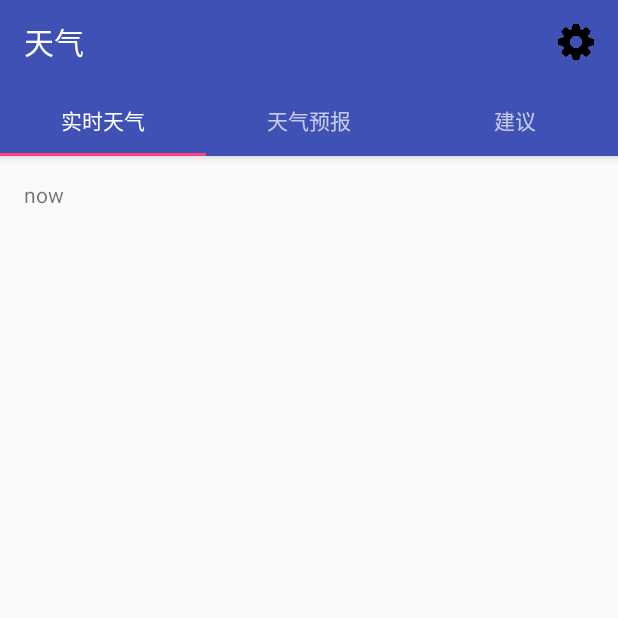
After one commit to fawner/Weather, an Android app: the FragmentWeatherNow screen opened directly, with no data from a screen before it, on a phone screen of 412 x 824 dp, the top half of it. The commit adds this screen. Run offline under Robolectric (Android 15) with nearby library versions, the phone set to English and light mode, and no system bars.

Commit message:
实现主界面actionbar tab+fragment+viewpager与设置界面menu逻辑跳转

```diff
--- a/app/build.gradle
+++ b/app/build.gradle
@@ -22,6 +22,7 @@ android {
 dependencies {
     compile fileTree(include: ['*.jar'], dir: 'libs')
     testCompile 'junit:junit:4.12'
+    compile files('libs/pinyin4j-2.5.0.jar')
     compile 'com.android.support:appcompat-v7:24.1.1'
-    compile files('libs/pinyin4j-2.5.0.jar')
+    compile 'com.android.support:design:24.1.1'
 }
--- /dev/null
+++ b/app/src/main/java/com/fast/weather/FragmentWeatherDaily.java
@@ -0,0 +1,33 @@
+package com.fast.weather;
+
+import android.os.Bundle;
+import android.support.v4.app.Fragment;
+import android.view.LayoutInflater;
+import android.view.View;
+import android.view.ViewGroup;
+
+public class FragmentWeatherDaily extends Fragment {
+
+    private static final String ARG_SECTION_NUMBER = "section_number";
+
+    public FragmentWeatherDaily() {
+    }
+
+    public static FragmentWeatherDaily newInstance(int sectionNumber) {
+        FragmentWeatherDaily fragment = new FragmentWeatherDaily();
+        Bundle args = new Bundle();
+        args.putInt(ARG_SECTION_NUMBER, sectionNumber);
+        fragment.setArguments(args);
+        return fragment;
+    }
+
+    @Override
+    public View onCreateView(LayoutInflater inflater, ViewGroup container,
+                             Bundle savedInstanceState) {
+        View rootView = inflater.inflate(R.layout.fragment_weather_daily, container, false);
+        /*TextView textView = (TextView) rootView.findViewById(R.id.section_label);
+        textView.setText(getString(R.string.section_format, getArguments().getInt(ARG_SECTION_NUMBER)));*/
+
+        return rootView;
+    }
+}
--- /dev/null
+++ b/app/src/main/java/com/fast/weather/FragmentWeatherNow.java
@@ -0,0 +1,33 @@
+package com.fast.weather;
+
+import android.os.Bundle;
+import android.support.v4.app.Fragment;
+import android.view.LayoutInflater;
+import android.view.View;
+import android.view.ViewGroup;
+
+public class FragmentWeatherNow extends Fragment {
+
+    private static final String ARG_SECTION_NUMBER = "section_number";
+
+    public FragmentWeatherNow() {
+    }
+
+    public static FragmentWeatherNow newInstance(int sectionNumber) {
+        FragmentWeatherNow fragment = new FragmentWeatherNow();
+        Bundle args = new Bundle();
+        args.putInt(ARG_SECTION_NUMBER, sectionNumber);
+        fragment.setArguments(args);
+        return fragment;
+    }
+
+    @Override
+    public View onCreateView(LayoutInflater inflater, ViewGroup container,
+                             Bundle savedInstanceState) {
+        View rootView = inflater.inflate(R.layout.fragment_weather_now, container, false);
+        /*TextView textView = (TextView) rootView.findViewById(R.id.section_label);
+        textView.setText(getString(R.string.section_format, getArguments().getInt(ARG_SECTION_NUMBER)));*/
+
+        return rootView;
+    }
+}
--- a/app/src/main/java/com/fast/weather/MainActivity.java
+++ b/app/src/main/java/com/fast/weather/MainActivity.java
@@ -1,14 +1,121 @@
 package com.fast.weather;
 
 import android.content.Intent;
+import android.support.design.widget.TabLayout;
 import android.support.v7.app.AppCompatActivity;
+import android.support.v7.widget.Toolbar;
+
+import android.support.v4.app.Fragment;
+import android.support.v4.app.FragmentManager;
+import android.support.v4.app.FragmentPagerAdapter;
+import android.support.v4.view.ViewPager;
 import android.os.Bundle;
-import android.widget.TextView;
+import android.view.LayoutInflater;
+import android.view.Menu;
+import android.view.MenuItem;
+import android.view.View;
+import android.view.ViewGroup;
 
 public class MainActivity extends AppCompatActivity {
+
+    /**
+     * The {@link android.support.v4.view.PagerAdapter} that will provide
+     * fragments for each of the sections. We use a
+     * {@link FragmentPagerAdapter} derivative, which will keep every
+     * loaded fragment in memory. If this becomes too memory intensive, it
+     * may be best to switch to a
+     * {@link android.support.v4.app.FragmentStatePagerAdapter}.
+     */
+    private SectionsPagerAdapter mSectionsPagerAdapter;
+
+    /**
+     * The {@link ViewPager} that will host the section contents.
+     */
+    private ViewPager mViewPager;
+
     @Override
     protected void onCreate(Bundle savedInstanceState) {
         super.onCreate(savedInstanceState);
         setContentView(R.layout.activity_main);
+
+        Toolbar toolbar = (Toolbar) findViewById(R.id.toolbar);
+        setSupportActionBar(toolbar);
+        // Create the adapter that will return a fragment for each of the three
+        // primary sections of the activity.
+        mSectionsPagerAdapter = new SectionsPagerAdapter(getSupportFragmentManager());
+
+        // Set up the ViewPager with the sections adapter.
+        mViewPager = (ViewPager) findViewById(R.id.container);
+        mViewPager.setAdapter(mSectionsPagerAdapter);
+
+        TabLayout tabLayout = (TabLayout) findViewById(R.id.tabs);
+        tabLayout.setupWithViewPager(mViewPager);
+
+    }
+
+
+    @Override
+    public boolean onCreateOptionsMenu(Menu menu) {
+        // Inflate the menu; this adds items to the action bar if it is present.
+        getMenuInflater().inflate(R.menu.menu_main, menu);
+        return true;
+    }
+
+    @Override
+    public boolean onOptionsItemSelected(MenuItem item) {
+        // Handle action bar item clicks here. The action bar will
+        // automatically handle clicks on the Home/Up button, so long
+        // as you specify a parent activity in AndroidManifest.xml.
+        int id = item.getItemId();
+
+        //noinspection SimplifiableIfStatement
+        if (id == R.id.action_settings) {
+            Intent intent = new Intent(MainActivity.this,SetActivity.class);
+            startActivity(intent);
+            return true;
+        }
+
+        return super.onOptionsItemSelected(item);
+    }
+    /**
+     * A {@link FragmentPagerAdapter} that returns a fragment corresponding to
+     * one of the sections/tabs/pages.
+     */
+    public class SectionsPagerAdapter extends FragmentPagerAdapter {
+
+        public SectionsPagerAdapter(FragmentManager fm) {
+            super(fm);
+        }
+
+        @Override
+        public Fragment getItem(int position) {
+            // getItem is called to instantiate the fragment for the given page.
+            // Return a PlaceholderFragment (defined as a static inner class below).
+            switch (position) {
+                case 0:return FragmentWeatherNow.newInstance(position + 1);
+                case 1:return FragmentWeatherDaily.newInstance(position + 1);
+                case 2:return FragmentLifeSuggestion.newInstance(position + 1);
+            }
+            return null;
+        }
+
+        @Override
+        public int getCount() {
+            // Show 3 total pages.
+            return 3;
+        }
+
+        @Override
+        public CharSequence getPageTitle(int position) {
+            switch (position) {
+                case 0:
+                    return "实时天气";
+                case 1:
+                    return "天气预报";
+                case 2:
+                    return "建议";
+            }
+            return null;
+        }
     }
 }
--- a/app/src/main/res/layout/activity_main.xml
+++ b/app/src/main/res/layout/activity_main.xml
@@ -1,13 +1,41 @@
 <?xml version="1.0" encoding="utf-8"?>
-<LinearLayout xmlns:android="http://schemas.android.com/apk/res/android"
+<android.support.design.widget.CoordinatorLayout xmlns:android="http://schemas.android.com/apk/res/android"
+    xmlns:app="http://schemas.android.com/apk/res-auto"
     xmlns:tools="http://schemas.android.com/tools"
+    android:id="@+id/main_content"
     android:layout_width="match_parent"
     android:layout_height="match_parent"
-    android:paddingBottom="@dimen/activity_vertical_margin"
-    android:paddingLeft="@dimen/activity_horizontal_margin"
-    android:paddingRight="@dimen/activity_horizontal_margin"
-    android:paddingTop="@dimen/activity_vertical_margin"
-    tools:context="com.fast.weather.MainActivity"
-    android:orientation="vertical">
+    android:fitsSystemWindows="true"
+    tools:context="com.fast.weather.MainActivity">
 
-</LinearLayout>
+    <android.support.design.widget.AppBarLayout
+        android:id="@+id/appbar"
+        android:layout_width="match_parent"
+        android:layout_height="wrap_content"
+        android:theme="@style/AppTheme.AppBarOverlay">
+
+        <android.support.v7.widget.Toolbar
+            android:id="@+id/toolbar"
+            android:layout_width="match_parent"
+            android:layout_height="?attr/actionBarSize"
+            android:background="?attr/colorPrimary"
+            app:layout_scrollFlags="scroll|enterAlways"
+            app:popupTheme="@style/AppTheme.PopupOverlay">
+
+        </android.support.v7.widget.Toolbar>
+
+        <android.support.design.widget.TabLayout
+            android:id="@+id/tabs"
+            android:layout_width="match_parent"
+            android:layout_height="wrap_content" />
+
+    </android.support.design.widget.AppBarLayout>
+
+    <android.support.v4.view.ViewPager
+        android:id="@+id/container"
+        android:layout_width="match_parent"
+        android:layout_height="match_parent"
+        app:layout_behavior="@string/appbar_scrolling_view_behavior" />
+
+
+</android.support.design.widget.CoordinatorLayout>
--- /dev/null
+++ b/app/src/main/res/layout/fragment_weather_now.xml
@@ -0,0 +1,20 @@
+<?xml version="1.0" encoding="utf-8"?>
+<RelativeLayout xmlns:android="http://schemas.android.com/apk/res/android"
+    xmlns:tools="http://schemas.android.com/tools"
+    android:layout_width="match_parent"
+    android:layout_height="match_parent"
+    android:paddingBottom="@dimen/activity_vertical_margin"
+    android:paddingLeft="@dimen/activity_horizontal_margin"
+    android:paddingRight="@dimen/activity_horizontal_margin"
+    android:paddingTop="@dimen/activity_vertical_margin"
+    tools:context="com.fast.weather.MainActivity$PlaceholderFragment">
+
+    <ScrollView
+        android:layout_width="match_parent"
+        android:layout_height="match_parent">
+        <TextView
+            android:layout_width="match_parent"
+            android:layout_height="match_parent"
+            android:text="now"/>
+    </ScrollView>
+</RelativeLayout>
--- /dev/null
+++ b/app/src/main/res/menu/menu_main.xml
@@ -0,0 +1,11 @@
+<menu xmlns:android="http://schemas.android.com/apk/res/android"
+    xmlns:app="http://schemas.android.com/apk/res-auto"
+    xmlns:tools="http://schemas.android.com/tools"
+    tools:context="com.fast.weather.MainActivity">
+    <item
+        android:id="@+id/action_settings"
+        android:orderInCategory="100"
+        android:icon="@drawable/menu_set"
+        android:title="@string/setActivity"
+        app:showAsAction="always" />
+</menu>
--- /dev/null
+++ b/app/src/main/res/values-v21/styles.xml
@@ -0,0 +1,9 @@
+<resources>
+
+    <style name="AppTheme.NoActionBar">
+        <item name="windowActionBar">false</item>
+        <item name="windowNoTitle">true</item>
+        <item name="android:windowDrawsSystemBarBackgrounds">true</item>
+        <item name="android:statusBarColor">@android:color/transparent</item>
+    </style>
+</resources>
--- a/app/src/main/res/values/dimens.xml
+++ b/app/src/main/res/values/dimens.xml
@@ -2,4 +2,5 @@
     <!-- Default screen margins, per the Android Design guidelines. -->
     <dimen name="activity_horizontal_margin">16dp</dimen>
     <dimen name="activity_vertical_margin">16dp</dimen>
+    <dimen name="fab_margin">16dp</dimen>
 </resources>
--- a/app/src/main/res/values/strings.xml
+++ b/app/src/main/res/values/strings.xml
@@ -6,4 +6,6 @@
     <string name="edit_cityName_text">请输入城市名称</string>
     <string name="send_text">确定</string>
     <string name="CONFIGFILENAME">config</string>
+
+    <string name="section_format">Hello World from section: %1$d</string>
 </resources>
--- a/app/src/main/res/values/styles.xml
+++ b/app/src/main/res/values/styles.xml
@@ -7,4 +7,13 @@
         <item name="colorPrimaryDark">@color/colorPrimaryDark</item>
         <item name="colorAccent">@color/colorAccent</item>
     </style>
+
+    <style name="AppTheme.NoActionBar">
+        <item name="windowActionBar">false</item>
+        <item name="windowNoTitle">true</item>
+    </style>
+
+    <style name="AppTheme.AppBarOverlay" parent="ThemeOverlay.AppCompat.Dark.ActionBar" />
+
+    <style name="AppTheme.PopupOverlay" parent="ThemeOverlay.AppCompat.Light" />
 </resources>
```
Also changed, not shown: app/src/main/AndroidManifest.xml (+7 -4 lines), app/src/main/java/com/fast/weather/FragmentLifeSuggestion.java (added, +33 -0 lines), app/src/main/res/layout/fragment_life_suggestion.xml (added, +20 -0 lines), app/src/main/res/layout/fragment_weather_daily.xml (added, +20 -0 lines), app/src/main/res/drawable/menu_set.png (added).
